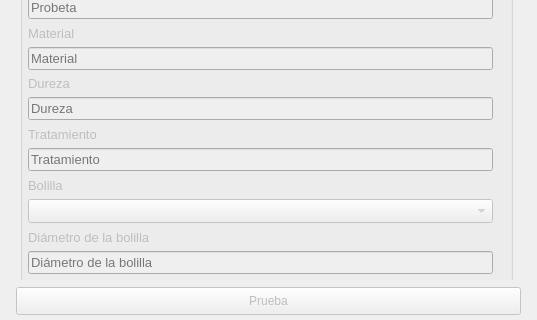
Qt form views/PinOnDiskMain.ui (leandro39/PinOnDiskApp) before a commit; both pictures show x 0 to 537 and y 241 to 561 of the 537 by 700 pixel window.
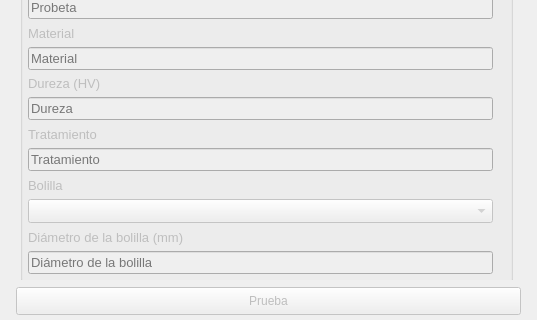
The same form after that commit. The open tabs and pages were chosen to show the change. Icons and pictures are not drawn.

Diff of the .ui file:
```diff
--- a/views/PinOnDiskMain.ui
+++ b/views/PinOnDiskMain.ui
@@ -779,7 +779,7 @@
            <string notr="true">font-size: 13px;</string>
           </property>
           <property name="text">
-           <string>Dureza</string>
+           <string>Dureza (HV)</string>
           </property>
           <property name="alignment">
            <set>Qt::AlignLeading|Qt::AlignLeft|Qt::AlignVCenter</set>
@@ -847,7 +847,7 @@
            <string notr="true">font-size: 13px;</string>
           </property>
           <property name="text">
-           <string>Diámetro de la bolilla</string>
+           <string>Diámetro de la bolilla (mm)</string>
           </property>
           <property name="alignment">
            <set>Qt::AlignLeading|Qt::AlignLeft|Qt::AlignVCenter</set>
```
